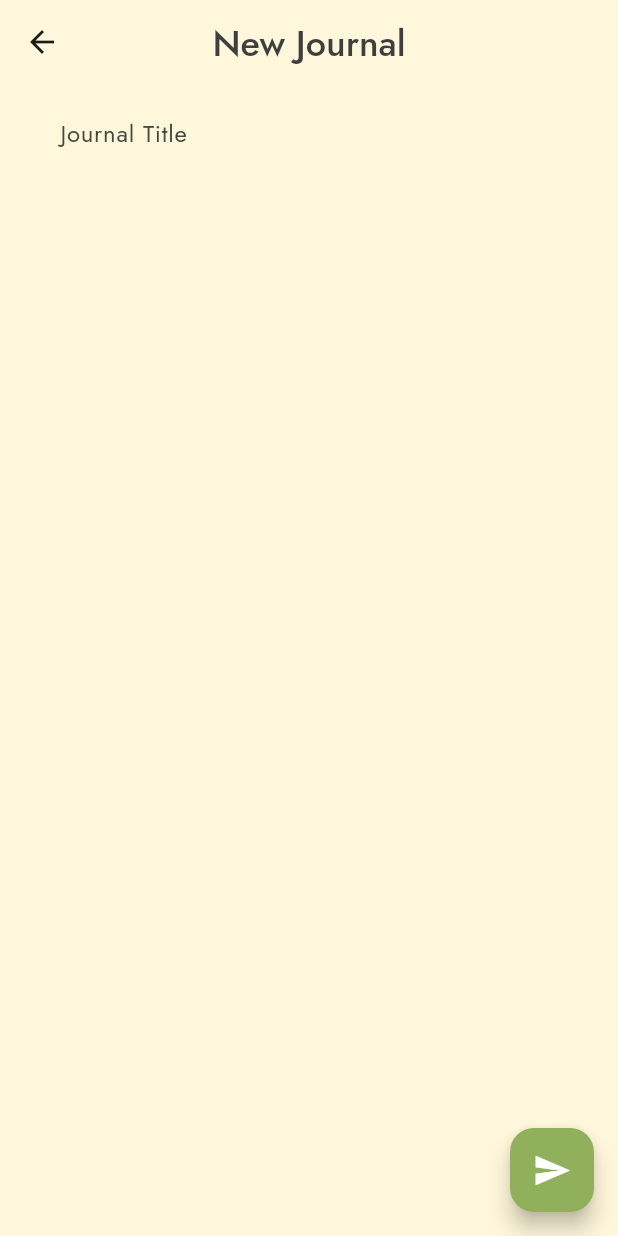
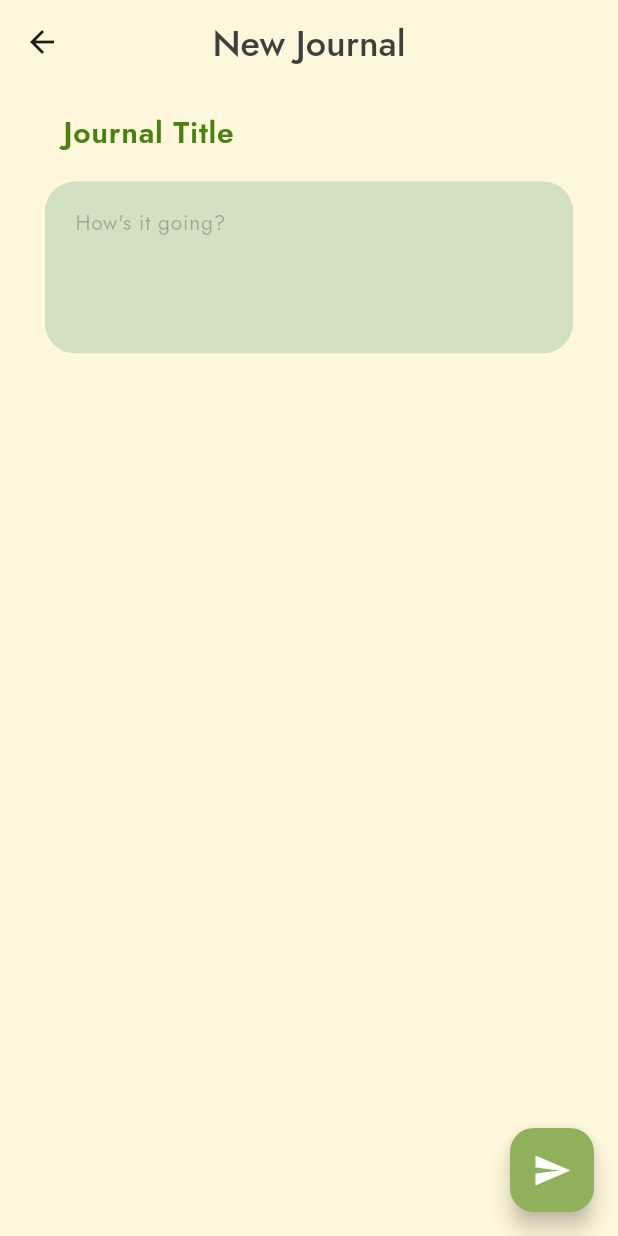
Before and after one commit to BennyWu1210/LifeLog-App, a Flutter app: the screen it shows after launch, after a tap on the "add" icon, on a phone screen of 412 x 824 dp. Run offline on Flutter 3.47's test engine with Material 3 defaults, Android fonts, the phone set to English and light mode, and no system bars; our stand-ins replace google_fonts.

Commit message:
added content to add page

```diff
--- /dev/null
+++ b/Flutter/lib/journal.dart
@@ -0,0 +1,18 @@
+import 'package:flutter/material.dart';
+
+class Journal{
+  final String title;
+  final String content;
+
+  Journal({required this.title, required this.content});
+}
+
+List<Journal> journalList = [
+  Journal(title: "Hello World", content: "Lorem Ipsum is simply dummy text of the printing and typesetting industry. "
+      "Lorem Ipsum has been the industry's standard dummy text ever since the 1500s, "
+      "when an unknown printer took a galley of type and scrambled it to make a type specimen book. "
+      "It has survived not only five centuries, but also the leap into electronic typesetting, remaining essentially unchanged. "
+      "It was popularised in the 1960s with the release of Letraset sheets containing Lorem Ipsum passages, "
+      "and more recently with desktop publishing software like Aldus PageMaker including versions of Lorem Ipsum."),
+  Journal(title: "Benny Orz", content: "je suis un vegetable")
+];
--- a/Flutter/lib/main.dart
+++ b/Flutter/lib/main.dart
@@ -1,26 +1,11 @@
 import 'package:flutter/material.dart';
 import 'package:google_fonts/google_fonts.dart';
+import 'journal.dart';
+import 'style.dart';
 
 void main() {
   runApp(const MyApp());
 }
-
-const bgcolor = Color.fromRGBO(255, 247, 219, 1);
-const medgreen = Color.fromRGBO(144, 176, 91, 1);
-const dark = Color.fromRGBO(62, 62, 62, 1);
-const darkgreen = Color.fromRGBO(74, 129, 18, 1);
-
-const TextStyle header = TextStyle(
-  fontWeight: FontWeight.w500,
-  fontSize: 24,
-  color: dark
-);
-
-const TextStyle submenuHeader = TextStyle(
-    fontWeight: FontWeight.w400,
-    color: darkgreen,
-    fontSize: 22
-);
 
 class MyApp extends StatelessWidget {
   const MyApp({super.key});
@@ -103,19 +88,33 @@ class _MyHomePageState extends State<MyHomePage> {
         // in the middle of the parent.
         child: Stack(
           children: <Widget>[
-            Column(
+            Padding(
+              padding: EdgeInsets.symmetric(vertical: 0, horizontal: 25),
+              child: Column(
                 children: <Widget>[
-                const SizedBox(height: 0,),
-                const Text(
-                  'You have pushed the button this many times:',
+                  SizedBox(height: 10,),
+                  ListView.builder(
+                    itemCount: journalList.length,
+                    itemBuilder: (context, index) {
+                      return Card(
+                        child: ListTile(
+                          title: Text(journalList[index].title),
+                          subtitle: Text(journalList[index].content),
+                          onTap: () {
+                            // Navigate to the journal entry page
+                          },
                         ),
-                Text(
-                  '$_counter',
-                  style: Theme.of(context).textTheme.headlineMedium,
-                ),
+                      );
+                    },
+                  )
                 ],
               ),
+            ),
 
+
+            /*
+            The bottom navbar consisting of three FABs in a row
+             */
             Positioned(
               bottom: 30.0,  // Adjust this value to move the buttons upwards
               left: 0.0,
@@ -193,16 +192,39 @@ class _CreatePostPageState extends State<CreatePostPage> {
         centerTitle: true,
       ),
       body: Padding(
-        padding: const EdgeInsets.symmetric(vertical: 0, horizontal: 40),
+        padding: const EdgeInsets.symmetric(vertical: 0, horizontal: 30),
         child: Column(
           crossAxisAlignment: CrossAxisAlignment.center,
           children: <Widget>[
-            TextFormField(
+            Padding(
+              padding: const EdgeInsets.only(left: 12),
+              child: TextFormField(
                 decoration: const InputDecoration(
                     labelText: "Journal Title",
                     border: InputBorder.none,
+                    hintText: "What's going on in your life?",
+                    hintStyle: hintText,
+                    labelStyle: submenuHeader
                 ),
                 style: submenuHeader,
+              ),
+            ),
+
+            Container(
+              decoration: BoxDecoration(
+                color: lightgreen,
+                borderRadius: BorderRadius.circular(20.0),
+              ),
+              padding: const EdgeInsets.only(left: 20, top: 0, right: 20, bottom: 60),
+              child: TextFormField(
+                decoration: const InputDecoration(
+                  labelText: "How's it going?",
+                  border: InputBorder.none,
+                  labelStyle: hintText
+                ),
+                style: bodyText,
+                maxLines: null,
+              ),
             )
           ],
         ),
--- /dev/null
+++ b/Flutter/lib/style.dart
@@ -0,0 +1,38 @@
+import 'package:flutter/material.dart';
+import 'package:google_fonts/google_fonts.dart';
+
+const bgcolor = Color.fromRGBO(255, 247, 219, 1);
+const medgreen = Color.fromRGBO(144, 176, 91, 1);
+const dark = Color.fromRGBO(62, 62, 62, 1);
+const darkgreen = Color.fromRGBO(74, 129, 18, 1);
+const lightgreen = Color.fromRGBO(210, 224, 196, 1);
+
+const TextStyle header = TextStyle(
+    fontWeight: FontWeight.w500,
+    fontSize: 24,
+    color: dark
+);
+
+const TextStyle submenuHeader = TextStyle(
+    fontWeight: FontWeight.w600,
+    color: darkgreen,
+    fontSize: 20
+);
+
+const TextStyle whiteSubmenuHeader = TextStyle(
+    fontWeight: FontWeight.w600,
+    color: Colors.white,
+    fontSize: 18
+);
+
+const TextStyle hintText = TextStyle(
+    fontWeight: FontWeight.w400,
+    color: Colors.black26,
+    fontSize: 14
+);
+
+const TextStyle bodyText = TextStyle(
+    fontWeight: FontWeight.w400,
+    color: dark,
+    fontSize: 16
+);
```
Lines whose indentation alone changed are shown as unchanged.
